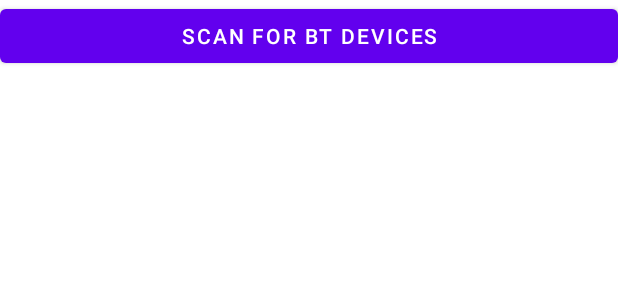
After one commit to youseetoo/uc2-control-android, an Android app: the layout fragment_blue_tooth.xml on its own in the app's theme, with its tools: preview values and no code run, on a phone screen of 412 x 824 dp. The commit adds this screen. Shown: the top 300 px of the screen. Run offline under Robolectric (Android 15) with nearby library versions, the phone set to English and light mode, and no system bars.

Commit message:
add bt device scan

```diff
--- a/app/build.gradle
+++ b/app/build.gradle
@@ -41,6 +41,9 @@ dependencies {
     implementation 'com.squareup.retrofit2:converter-jackson:2.9.0'
     implementation('com.squareup.okhttp3:okhttp:5.0.0-alpha.2')
     implementation "androidx.viewpager2:viewpager2:1.0.0"
+    implementation 'androidx.legacy:legacy-support-v4:1.0.0'
+    implementation 'androidx.lifecycle:lifecycle-livedata-ktx:2.5.1'
+    implementation 'androidx.lifecycle:lifecycle-viewmodel-ktx:2.5.1'
     testImplementation 'junit:junit:4.13.2'
     androidTestImplementation 'androidx.test.ext:junit:1.1.3'
     androidTestImplementation 'androidx.test.espresso:espresso-core:3.4.0'
--- a/app/src/main/java/com/api/ApiService.java
+++ b/app/src/main/java/com/api/ApiService.java
@@ -1,5 +1,6 @@
 package com.api;
 
+import com.api.response.BtScanItem;
 import com.api.response.LedArrRequest;
 import com.api.response.LedArrResponse;
 import com.api.response.WifiConnectRequest;
@@ -32,4 +33,7 @@ public interface ApiService {
     @GET("/resetnv")
     Call<Void> resetNvFlash();
 
+    @GET("/bt_scan")
+    Call<BtScanItem[]> scanForBtDevices();
+
 }
--- a/app/src/main/java/com/api/RestClient.java
+++ b/app/src/main/java/com/api/RestClient.java
@@ -2,6 +2,7 @@ package com.api;
 
 import android.util.Log;
 
+import com.api.response.BtScanItem;
 import com.api.response.LedArrRequest;
 import com.api.response.WifiConnectRequest;
 
@@ -42,4 +43,9 @@ public class RestClient {
     {
         apiService.ledAct(request).enqueue(new ApiServiceCallbackAdapter<>(callback));
     }
+
+    public void scanForBtDevices(ApiServiceCallback<BtScanItem[]> callback)
+    {
+        apiService.scanForBtDevices().enqueue(new ApiServiceCallbackAdapter<>(callback));
+    }
 }
--- a/app/src/main/java/com/uc2control/MainActivity.java
+++ b/app/src/main/java/com/uc2control/MainActivity.java
@@ -43,9 +43,13 @@ public class MainActivity extends AppCompatActivity {
                 {
                     case 1:
                         tab.setText("Led");
-                        break;
+                    break;
+                    case 2:
+                        tab.setText("BT");
+                    break;
                     default:
                         tab.setText("Wifi");
+                    break;
                 }
             }
         });
--- a/app/src/main/java/com/uc2control/adapter/MainTabPageAdapter.java
+++ b/app/src/main/java/com/uc2control/adapter/MainTabPageAdapter.java
@@ -7,6 +7,7 @@ import androidx.fragment.app.FragmentManager;
 import androidx.lifecycle.Lifecycle;
 import androidx.viewpager2.adapter.FragmentStateAdapter;
 
+import com.uc2control.BlueToothFragment;
 import com.uc2control.LedFragment;
 import com.uc2control.WifiSettingsFragment;
 
@@ -30,6 +31,8 @@ public class MainTabPageAdapter extends FragmentStateAdapter {
         {
             case 1:
                 return new LedFragment();
+            case 2:
+                return new BlueToothFragment();
             default:
                 return new WifiSettingsFragment();
         }
@@ -37,6 +40,6 @@ public class MainTabPageAdapter extends FragmentStateAdapter {
 
     @Override
     public int getItemCount() {
-        return 2;
+        return 3;
     }
 }
--- /dev/null
+++ b/app/src/main/res/layout/fragment_blue_tooth.xml
@@ -0,0 +1,34 @@
+<?xml version="1.0" encoding="utf-8"?>
+<layout xmlns:android="http://schemas.android.com/apk/res/android"
+    xmlns:tools="http://schemas.android.com/tools">
+    <data>
+        <variable
+            name="btmodel"
+            type="com.uc2control.BlueToothModel" />
+    </data>
+
+    <ScrollView
+        android:layout_width="match_parent"
+        android:layout_height="match_parent">
+
+        <LinearLayout
+            android:layout_width="match_parent"
+            android:layout_height="match_parent"
+            android:orientation="vertical">
+
+            <Button
+                android:id="@+id/button_scanbt"
+                android:layout_width="match_parent"
+                android:layout_height="wrap_content"
+                android:text="Scan for BT Devices"
+                android:onClick="@{()->btmodel.startScanForBTDevices()}"/>
+
+            <ListView
+                android:id="@+id/listView_btdevices"
+                android:layout_width="match_parent"
+                android:layout_height="200dp" />
+        </LinearLayout>
+
+    </ScrollView>
+
+</layout>
--- a/app/src/main/res/layout/fragment_led.xml
+++ b/app/src/main/res/layout/fragment_led.xml
@@ -6,6 +6,10 @@
             name="led"
             type="com.uc2control.LedModel" />
     </data>
+
+    <ScrollView
+        android:layout_width="match_parent"
+        android:layout_height="match_parent">
 
         <LinearLayout
             android:layout_width="match_parent"
@@ -78,4 +82,6 @@
                 android:progress="@={led.blue}" />
 
         </LinearLayout>
+
+    </ScrollView>
 </layout>
--- a/app/src/main/res/layout/fragment_wifi_settings.xml
+++ b/app/src/main/res/layout/fragment_wifi_settings.xml
@@ -6,6 +6,10 @@
             name="wifimodel"
             type="com.uc2control.WifiSettingsModel" />
     </data>
+
+    <ScrollView
+        android:layout_width="match_parent"
+        android:layout_height="match_parent">
 
         <LinearLayout
             android:layout_width="match_parent"
@@ -100,4 +104,5 @@
                 android:onClick="@{()->wifimodel.onResetNvFlashClick()}"/>
 
         </LinearLayout>
+    </ScrollView>
 </layout>
```
Also changed, not shown: app/src/main/java/com/api/response/BtScanItem.java (added, +12 -0 lines), app/src/main/java/com/uc2control/BlueToothFragment.java (added, +53 -0 lines), app/src/main/java/com/uc2control/BlueToothModel.java (added, +44 -0 lines), app/src/main/java/com/uc2control/BlueToothViewModel.java (added, +25 -0 lines), app/src/main/java/com/uc2control/WifiSettingsFragment.java (+0 -38 lines), app/src/main/java/com/uc2control/adapter/BtDevicesAdapter.java (added, +37 -0 lines), app/src/main/res/layout/simple_bt_item.xml (added, +26 -0 lines). Lines whose indentation alone changed are shown as unchanged.
